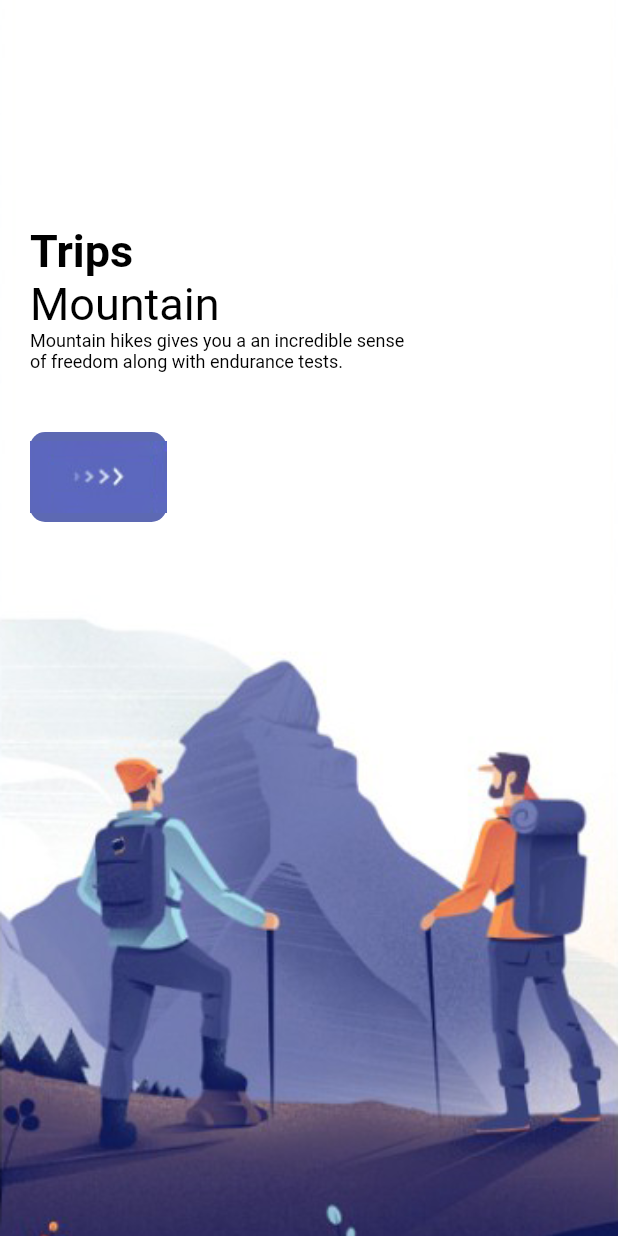
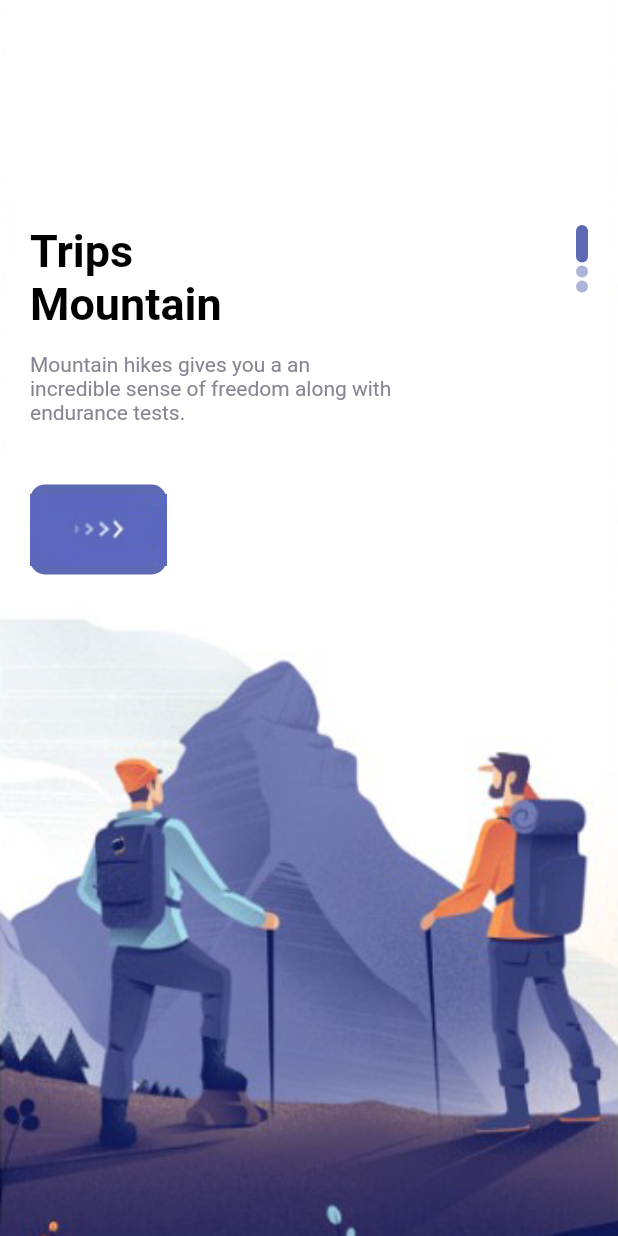
Before and after one commit to Wolly-code/Travel-Mobile-Application, a Flutter app: the WelcomePage screen opened directly, on a phone screen of 412 x 824 dp. Run offline on Flutter 3.47's test engine with Material 2 defaults, Android fonts, the phone set to English and light mode, and no system bars.

Commit message:
Added Some Screens

```diff
--- a/lib/main.dart
+++ b/lib/main.dart
@@ -1,4 +1,5 @@
 import 'package:flutter/material.dart';
+import 'package:travel/pages/navpage/main_page.dart';
 import 'package:travel/pages/welcome_page.dart';
 
 void main() {
@@ -17,6 +18,6 @@ class MyApp extends StatelessWidget {
         theme: ThemeData(
           primarySwatch: Colors.blue,
         ),
-        home: const WelcomePage());
+        home: MainPage());
   }
 }
--- a/lib/pages/welcome_page.dart
+++ b/lib/pages/welcome_page.dart
@@ -1,4 +1,5 @@
 import 'package:flutter/material.dart';
+import 'package:travel/misc/colors.dart';
 import 'package:travel/widgets/app_large_text.dart';
 import 'package:travel/widgets/responsive_button.dart';
 
@@ -17,7 +18,7 @@ class _WelcomePageState extends State<WelcomePage> {
   ];
   List text = [
     'Mountain hikes gives you a an incredible sense of freedom along with endurance tests.',
-    'I’ve never understood hiring Sherpas to claim you’ve conquered Everest. I’d rather climb a mountain half the size and be able to say I’ve done it on my own.',
+    'I’ve never understood hiring Sherpas to claim you’ve conquered Everest. ',
     'I took a walk in the woods and came out taller than trees.',
   ];
 
@@ -36,26 +37,46 @@ class _WelcomePageState extends State<WelcomePage> {
                       fit: BoxFit.cover,
                       image: AssetImage("images/" + images[index]))),
               child: Container(
+                width: double.infinity,
                 margin: const EdgeInsets.only(top: 150, left: 20, right: 20),
                 child: Row(
+                  mainAxisAlignment: MainAxisAlignment.spaceBetween,
                   children: [
                     Column(
                       crossAxisAlignment: CrossAxisAlignment.start,
                       children: [
                         AppText(text: 'Trips'),
                         AppText(
-                            text: 'Mountain', fontweight: FontWeight.normal),
+                          text: 'Mountain',
+                          size: 30,
+                        ),
                         Container(
                           width: 250,
+                          padding: const EdgeInsets.only(top: 15),
                           child: AppText(
-                              text: text[index],
-                              fontweight: FontWeight.normal,
-                              size: 12),
+                            text: text[index],
+                            fontweight: FontWeight.normal,
+                            size: 14,
+                            color: AppColors.textColor2,
+                          ),
                         ),
-                        SizedBox(height: 40),
-                        ResponsiveButton()
-
+                        const SizedBox(height: 40),
+                        ResponsiveButton(),
                       ],
+                    ),
+                    Column(
+                      children: List.generate(
+                          3,
+                          (indexDots) => Container(
+                                margin: const EdgeInsets.only(bottom: 2),
+                                width: 8,
+                                height: index == indexDots ? 25 : 8,
+                                decoration: BoxDecoration(
+                                    borderRadius: BorderRadius.circular(8),
+                                    color: index == indexDots
+                                        ? AppColors.mainColor
+                                        : AppColors.mainColor.withOpacity(0.5)),
+                              )),
                     )
                   ],
                 ),
--- a/lib/widgets/responsive_button.dart
+++ b/lib/widgets/responsive_button.dart
@@ -16,6 +16,7 @@ class ResponsiveButton extends StatelessWidget {
       decoration: BoxDecoration(
           borderRadius: BorderRadius.circular(10), color: AppColors.mainColor),
       child: Row(
+        mainAxisAlignment: MainAxisAlignment.center,
         children: [Image.asset("images/button-one.png")],
       ),
     );
```
Also changed, not shown: lib/pages/home_page.dart (added, +182 -0 lines), lib/pages/navpage/bar_item_page.dart (added, +14 -0 lines), lib/pages/navpage/main_page.dart (added, +57 -0 lines), lib/pages/navpage/my_page.dart (added, +14 -0 lines), lib/pages/navpage/search_page.dart (added, +14 -0 lines).
